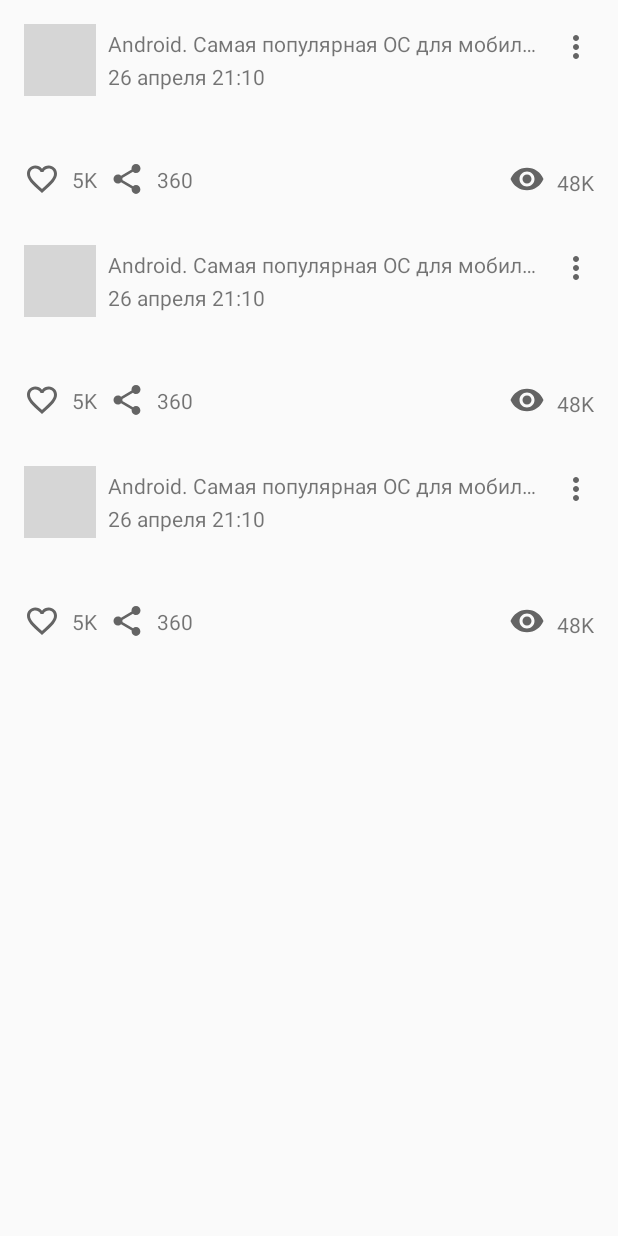
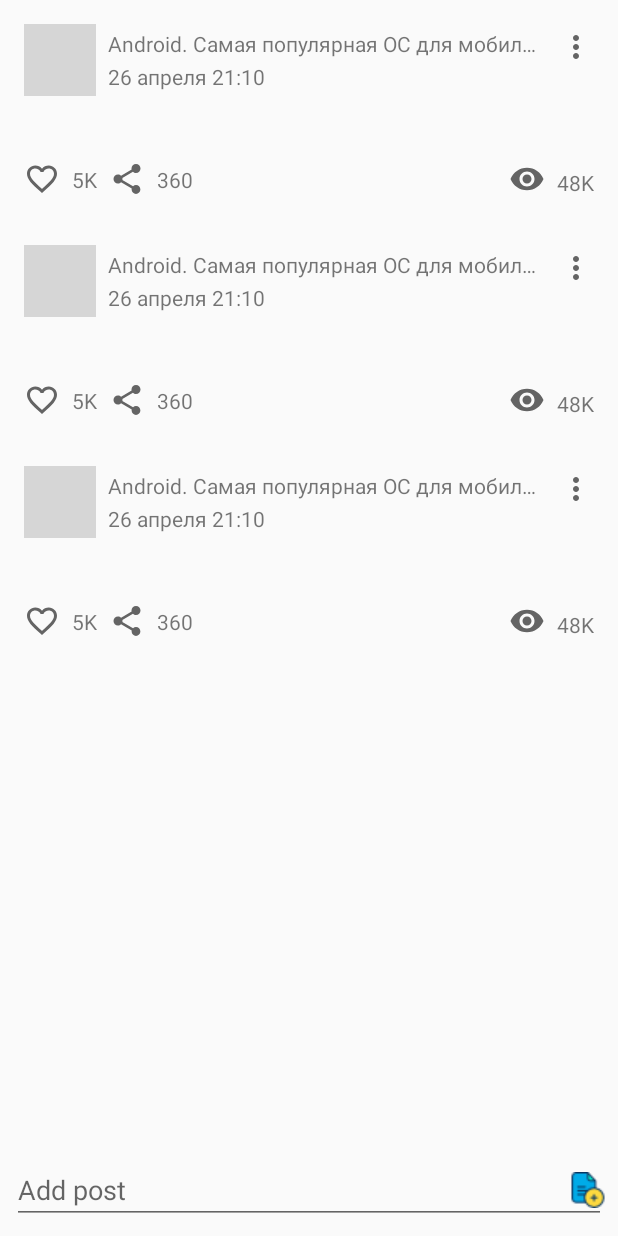
Before and after one commit to Denisshef/NMedia, an Android app: the layout activity_main.xml on its own in the app's theme, with its tools: preview values and no code run, on a phone screen of 412 x 824 dp. Run offline under Robolectric (Android 15) with nearby library versions, the phone set to English and light mode, and no system bars; grey boxes are pictures that could not be loaded.

Commit message:
Реализация по лекции

```diff
--- a/app/src/main/java/ru/netology/nmedia/adapter/PostInteractionListener.kt
+++ b/app/src/main/java/ru/netology/nmedia/adapter/PostInteractionListener.kt
@@ -7,4 +7,5 @@ interface PostInteractionListener {
     fun onLikeClicked(post: Post)
     fun onShareClicked(post: Post)
     fun onDeleteClicked(post: Post)
+    fun onEditClicked(post: Post)
 }
--- a/app/src/main/java/ru/netology/nmedia/adapter/PostsAdapter.kt
+++ b/app/src/main/java/ru/netology/nmedia/adapter/PostsAdapter.kt
@@ -40,6 +40,10 @@ internal class PostsAdapter(
                     when (menuItem.itemId) {
                         R.id.remove -> {
                             listener.onDeleteClicked(post)
+                            true
+                        }
+                        R.id.edit -> {
+                            listener.onEditClicked(post)
                             true
                         }
                         else -> false
--- a/app/src/main/java/ru/netology/nmedia/data/PostRepository.kt
+++ b/app/src/main/java/ru/netology/nmedia/data/PostRepository.kt
@@ -8,4 +8,9 @@ interface PostRepository {
     fun like(postId: Int)
     fun shareClicked(postId: Int)
     fun delete(postId: Int)
+    fun save(post: Post)
+
+    companion object{
+        const val  NEW_POST_ID = 0
+    }
 }
--- a/app/src/main/res/layout/activity_main.xml
+++ b/app/src/main/res/layout/activity_main.xml
@@ -1,5 +1,5 @@
 <?xml version="1.0" encoding="utf-8"?>
-<FrameLayout xmlns:android="http://schemas.android.com/apk/res/android"
+<androidx.constraintlayout.widget.ConstraintLayout xmlns:android="http://schemas.android.com/apk/res/android"
     xmlns:app="http://schemas.android.com/apk/res-auto"
     xmlns:tools="http://schemas.android.com/tools"
     android:layout_width="match_parent"
@@ -10,8 +10,29 @@
     <androidx.recyclerview.widget.RecyclerView
         android:id="@+id/postsContainer"
         android:layout_width="match_parent"
-        android:layout_height="match_parent"
+        android:layout_height="0dp"
         app:layoutManager="androidx.recyclerview.widget.LinearLayoutManager"
+        app:layout_constraintBottom_toTopOf="@id/contentEditText"
+        app:layout_constraintTop_toTopOf="parent"
         tools:listitem="@layout/post_view" />
 
-</FrameLayout>
+    <androidx.appcompat.widget.AppCompatEditText
+        android:id="@+id/contentEditText"
+        android:layout_width="match_parent"
+        android:layout_height="wrap_content"
+        android:layout_margin="8dp"
+        android:hint="@string/add_post"
+        app:layout_constraintBottom_toBottomOf="parent" />
+
+    <androidx.appcompat.widget.AppCompatImageButton
+        android:id="@+id/saveButton"
+        android:layout_width="24dp"
+        android:layout_height="24dp"
+        android:background="@android:color/transparent"
+        android:src="@drawable/add_file_24"
+        android:inputType="textMultiLine"
+        app:layout_constraintBottom_toBottomOf="@id/contentEditText"
+        app:layout_constraintEnd_toEndOf="@id/contentEditText"
+        app:layout_constraintTop_toTopOf="@id/contentEditText" />
+
+</androidx.constraintlayout.widget.ConstraintLayout>
--- a/app/src/main/res/values/strings.xml
+++ b/app/src/main/res/values/strings.xml
@@ -4,4 +4,6 @@
     <string name="kilo" translatable="false">K</string>
     <string name="million" translatable="false">M</string>
     <string name="remove">Remove</string>
+    <string name="add_post">Add post</string>
+    <string name="edit">Edit</string>
 </resources>
```
Also changed, not shown: app/src/main/java/ru/netology/nmedia/MainActivity.kt (+13 -0 lines), app/src/main/java/ru/netology/nmedia/data/impl/InMemoryPostRepository.kt (+23 -1 lines), app/src/main/java/ru/netology/nmedia/util/Views.kt (added, +10 -0 lines), app/src/main/java/ru/netology/nmedia/viewModel/PostViewModel.kt (+24 -1 lines), app/src/main/res/menu/option_post.xml (+7 -1 lines), app/src/main/res/drawable/add_file_16.png (added), app/src/main/res/drawable/add_file_24.png (added), app/src/main/res/drawable/add_file_64.png (added), 1 other file.
